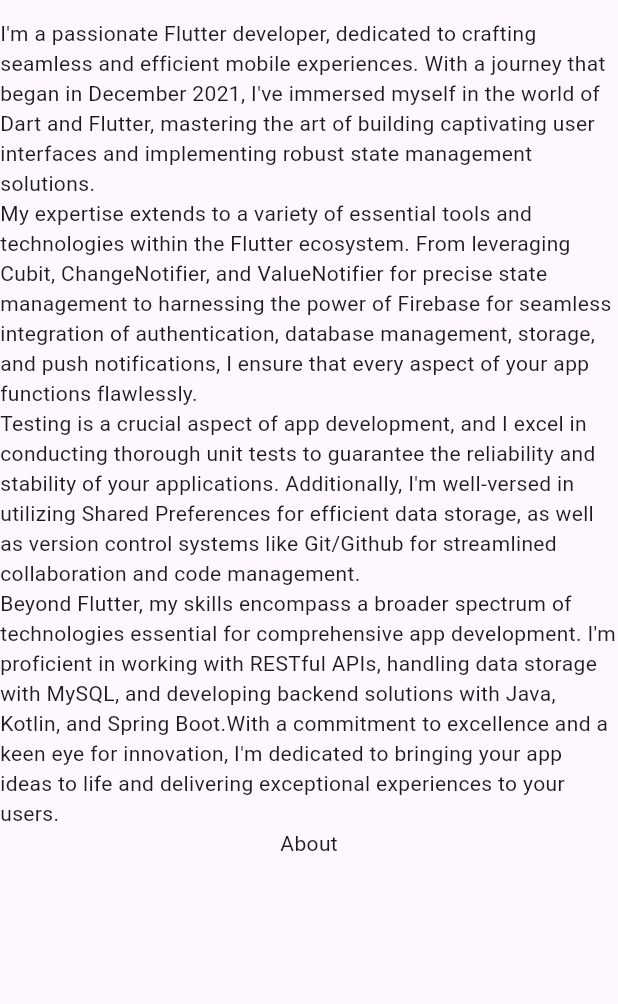
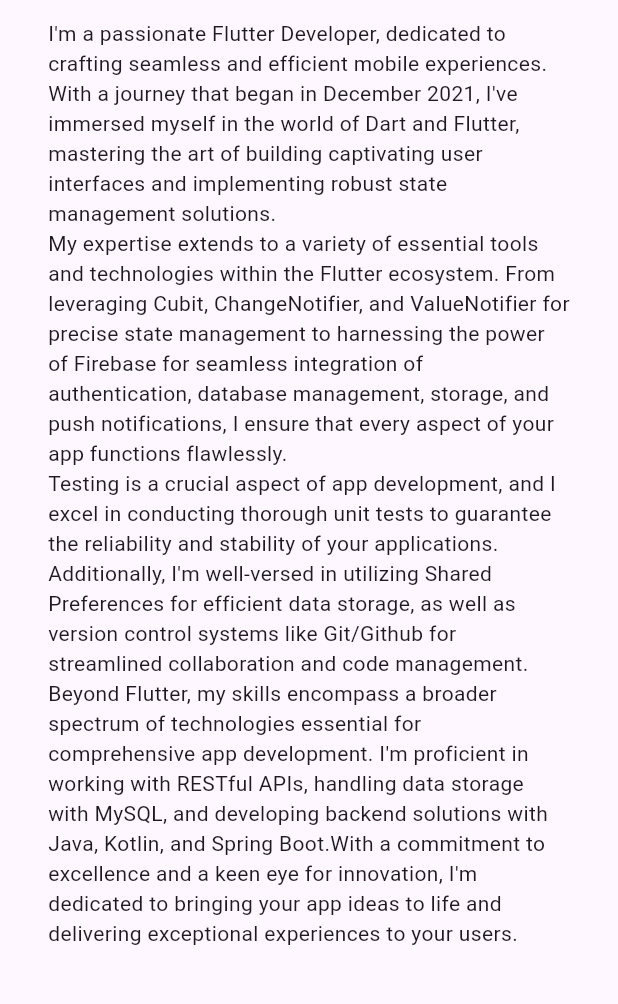
Before and after one commit to Leuow95/leonardo_maia_portfolio, a Flutter app: the screen it shows after launch, on a phone screen of 412 x 824 dp, the part 66-1070 px from its top. Run offline on Flutter 3.47's test engine with Material 2 defaults, Android fonts, the light colour scheme and no system bars; our stand-ins replace flutter_svg.

Commit message:
feat: improved home

```diff
--- a/lib/app_widget.dart
+++ b/lib/app_widget.dart
@@ -11,7 +11,7 @@
       debugShowCheckedModeBanner: false,
       title: 'Flutter Demo',
       theme: ThemeData(
-        colorScheme: ColorScheme.fromSeed(seedColor: Colors.deepPurple),
+        colorScheme: ColorScheme.fromSeed(seedColor: Colors.deepPurple.shade200),
         useMaterial3: true,
       ),
       initialRoute: "/home",
--- a/lib/home_page.dart
+++ b/lib/home_page.dart
@@ -1,6 +1,5 @@
 import 'package:flutter/material.dart';
 import 'package:leonardo_maia_portfolio/widgets/custom_appbar.dart';
-import 'package:url_launcher/url_launcher.dart';
 
 class HomePage extends StatelessWidget {
   const HomePage({super.key});
@@ -11,18 +10,20 @@
       appBar: const CustomAppBar(),
       body: SizedBox(
         width: MediaQuery.sizeOf(context).width,
+        child: const Padding(
+          padding: EdgeInsets.symmetric(horizontal: 32),
           child: Column(
             crossAxisAlignment: CrossAxisAlignment.center,
             mainAxisAlignment: MainAxisAlignment.start,
             children: [
               Text(
-                "I'm a passionate Flutter developer, dedicated to crafting seamless and efficient mobile experiences. With a journey that began in December 2021, I've immersed myself in the world of Dart and Flutter, mastering the art of building captivating user interfaces and implementing robust state management solutions.\n"
+                  "I'm a passionate Flutter Developer, dedicated to crafting seamless and efficient mobile experiences. With a journey that began in December 2021, I've immersed myself in the world of Dart and Flutter, mastering the art of building captivating user interfaces and implementing robust state management solutions.\n"
                   "My expertise extends to a variety of essential tools and technologies within the Flutter ecosystem. From leveraging Cubit, ChangeNotifier, and ValueNotifier for precise state management to harnessing the power of Firebase for seamless integration of authentication, database management, storage, and push notifications, I ensure that every aspect of your app functions flawlessly.\n"
                   "Testing is a crucial aspect of app development, and I excel in conducting thorough unit tests to guarantee the reliability and stability of your applications. Additionally, I'm well-versed in utilizing Shared Preferences for efficient data storage, as well as version control systems like Git/Github for streamlined collaboration and code management.\n"
                   "Beyond Flutter, my skills encompass a broader spectrum of technologies essential for comprehensive app development. I'm proficient in working with RESTful APIs, handling data storage with MySQL, and developing backend solutions with Java, Kotlin, and Spring Boot."
                   "With a commitment to excellence and a keen eye for innovation, I'm dedicated to bringing your app ideas to life and delivering exceptional experiences to your users."),
-            Text("About"),
             ],
+          ),
         ),
       ),
     );
```
Lines whose indentation alone changed are shown as unchanged.
